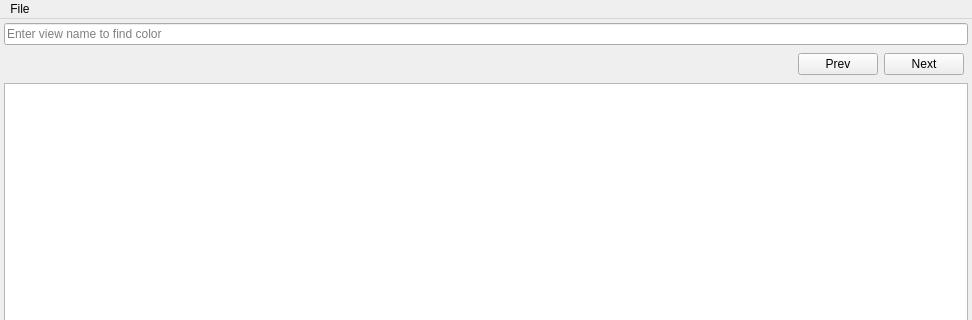
Qt form mainwindow.ui (TechnoMag82/TelegramThemeMaker) before a commit; both pictures show x 0 to 972 and y 0 to 320 of the 972 by 574 pixel window.
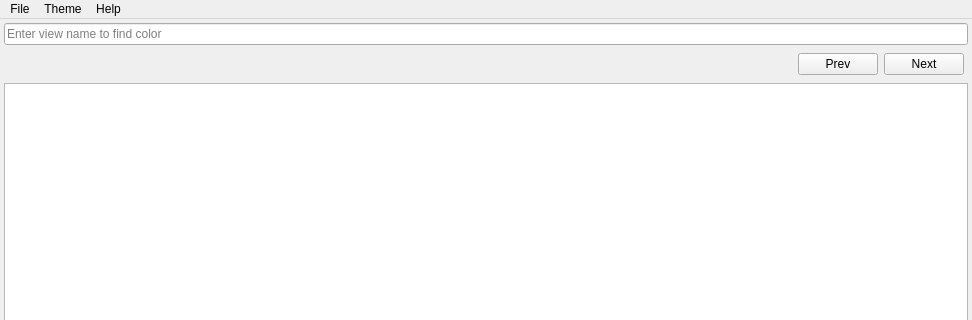
The same form after that commit.

```diff
--- a/mainwindow.ui
+++ b/mainwindow.ui
@@ -143,7 +143,21 @@
     <addaction name="actionSaveAs"/>
     <addaction name="actionExit"/>
    </widget>
+   <widget class="QMenu" name="menuTheme">
+    <property name="title">
+     <string>Theme</string>
+    </property>
+    <addaction name="actionSelectWallpaper"/>
+   </widget>
+   <widget class="QMenu" name="menuAbout">
+    <property name="title">
+     <string>Help</string>
+    </property>
+    <addaction name="actionAbout"/>
+   </widget>
    <addaction name="menuFile"/>
+   <addaction name="menuTheme"/>
+   <addaction name="menuAbout"/>
   </widget>
   <widget class="QStatusBar" name="statusBar"/>
   <action name="actionOpen">
```
Left out of the diff: 19 changed lines with no effect on the pictures.
